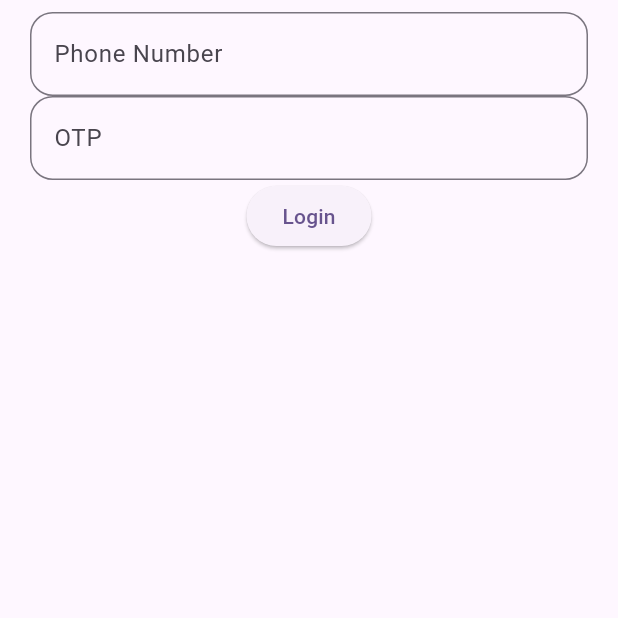
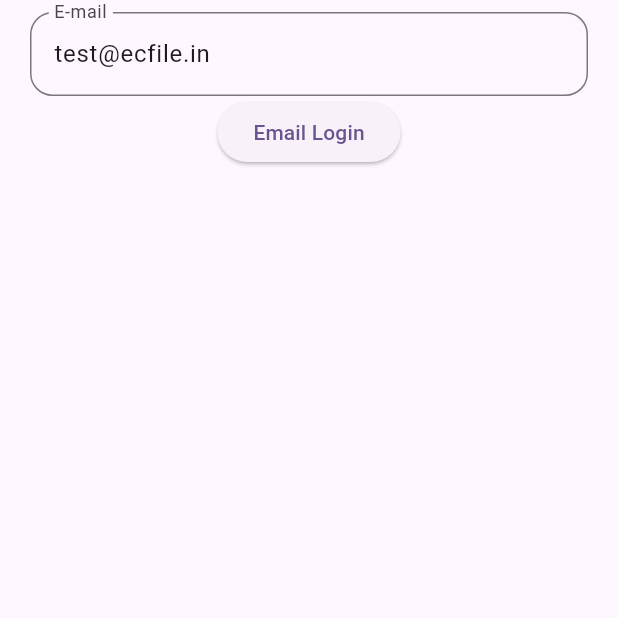
Before and after one commit to MYOUSUFFS/flutterfire, a Flutter app: the screen it shows after launch, on a phone screen of 412 x 824 dp, the top half of it. Run offline on Flutter 3.47's test engine with Material 3 defaults, Android fonts, the phone set to English and light mode, and no system bars; our stand-ins replace firebase_auth, firebase_core; accounts and stored records are empty.

```diff
--- a/lib/main.dart
+++ b/lib/main.dart
@@ -1,3 +1,4 @@
+import 'package:firebase_auth/firebase_auth.dart';
 import 'package:firebase_core/firebase_core.dart';
 import 'package:flutter/material.dart';
 import 'package:flutterfire/screen/auth/auth.dart';
@@ -25,7 +26,7 @@ class MyApp extends StatelessWidget {
         useMaterial3: true,
       ),
       debugShowCheckedModeBanner: false,
-      home: const AppPath(),
+      home: AppPath(),
     );
   }
 }
@@ -33,12 +34,13 @@ class MyApp extends StatelessWidget {
 bool isAuth = false;
 
 class AppPath extends StatelessWidget {
-  const AppPath({super.key});
+  AppPath({super.key});
+  final bool _auth = FirebaseAuth.instance.currentUser != null;
 
   @override
   Widget build(BuildContext context) {
-    if (!isAuth) {
-      return MyLogin();
+    if (!_auth) {
+      return MyEmailPassword();
     } else {
       return const MyHome();
     }
--- a/lib/screen/auth/auth.dart
+++ b/lib/screen/auth/auth.dart
@@ -1,9 +1,10 @@
 import 'package:flutter/material.dart';
-import 'package:flutterfire/screen/utils/my_style.dart';
+import 'package:flutterfire/controller/auth.dart';
+import 'package:flutterfire/screen/utils/utils.dart';
 
 class MyLogin extends StatelessWidget {
   MyLogin({super.key});
-  final _fKey = GlobalKey<FormState>();
+  final _formKey = GlobalKey<FormState>();
   final phone = TextEditingController();
   final otp = TextEditingController();
 
@@ -11,7 +12,7 @@ class MyLogin extends StatelessWidget {
   Widget build(BuildContext context) {
     return Scaffold(
       body: Form(
-        key: _fKey,
+        key: _formKey,
         child: SafeArea(
           child: Padding(
             padding: const EdgeInsets.symmetric(horizontal: 20, vertical: 8),
@@ -19,6 +20,7 @@ class MyLogin extends StatelessWidget {
               children: [
                 TextFormField(
                   controller: phone,
+                  keyboardType: TextInputType.phone,
                   decoration:
                       MyStyle().myInputDecoration(lable: "Phone Number"),
                 ),
@@ -26,7 +28,56 @@ class MyLogin extends StatelessWidget {
                   controller: otp,
                   decoration: MyStyle().myInputDecoration(lable: "OTP"),
                 ),
-                ElevatedButton(onPressed: () {}, child: const Text("Login")),
+                ElevatedButton(
+                    onPressed: () {
+                      if (_formKey.currentState!.validate()) {
+                        AuthController(context: context).login(phone.text);
+                      }
+                    },
+                    child: const Text("Login")),
+              ],
+            ),
+          ),
+        ),
+      ),
+    );
+  }
+}
+
+class MyEmailPassword extends StatelessWidget {
+  MyEmailPassword({super.key});
+  final _formKey = GlobalKey<FormState>();
+  final email = TextEditingController(text: "test@ecfile.in");
+  // final password = TextEditingController();
+
+  @override
+  Widget build(BuildContext context) {
+    return Scaffold(
+      body: Form(
+        key: _formKey,
+        child: SafeArea(
+          child: Padding(
+            padding: const EdgeInsets.symmetric(horizontal: 20, vertical: 8),
+            child: Column(
+              children: [
+                TextFormField(
+                  controller: email,
+                  keyboardType: TextInputType.emailAddress,
+                  decoration: MyStyle().myInputDecoration(lable: "E-mail"),
+                ),
+                // TextFormField(
+                //   controller: password,
+                //   decoration: MyStyle().myInputDecoration(lable: "Password"),
+                // ),
+                ElevatedButton(
+                  onPressed: () async {
+                    if (_formKey.currentState!.validate()) {
+                      await AuthController(context: context)
+                          .signInOnFlutter(email.text);
+                    }
+                  },
+                  child: const Text("Email Login"),
+                ),
               ],
             ),
           ),
@@ -38,7 +89,7 @@ class MyLogin extends StatelessWidget {
 
 class MyReg extends StatelessWidget {
   MyReg({super.key});
-  final _fKey = GlobalKey<FormState>();
+  final _formKey = GlobalKey<FormState>();
   final name = TextEditingController();
   final phone = TextEditingController();
   final email = TextEditingController();
@@ -48,7 +99,7 @@ class MyReg extends StatelessWidget {
   Widget build(BuildContext context) {
     return Scaffold(
       body: Form(
-        key: _fKey,
+        key: _formKey,
         child: SafeArea(
           child: Padding(
             padding: const EdgeInsets.symmetric(horizontal: 20, vertical: 8),
--- a/lib/screen/utils/my_style.dart
+++ /dev/null
@@ -1,10 +0,0 @@
-import 'package:flutter/material.dart';
-
-class MyStyle {
-  InputDecoration myInputDecoration({String? lable}) => InputDecoration(
-        labelText: lable,
-        border: OutlineInputBorder(
-          borderRadius: BorderRadius.circular(15),
-        ),
-      );
-}
--- /dev/null
+++ b/lib/screen/utils/utils.dart
@@ -0,0 +1,23 @@
+import 'package:flutter/material.dart';
+
+class MyStyle {
+  InputDecoration myInputDecoration({String? lable}) => InputDecoration(
+        labelText: lable,
+        border: OutlineInputBorder(
+          borderRadius: BorderRadius.circular(15),
+        ),
+      );
+}
+
+class MyToast {
+  MyToast({required this.context});
+
+  final BuildContext context;
+
+  void show(String? message) {
+    ScaffoldMessenger.of(context).showSnackBar(SnackBar(
+      duration: const Duration(minutes: 1),
+      content: Text("$message"), // Display error message
+    ));
+  }
+}
--- a/pubspec.yaml
+++ b/pubspec.yaml
@@ -37,6 +37,8 @@ dependencies:
   cupertino_icons: ^1.0.2
   shared_preferences: ^2.2.2
   firebase_core: ^2.25.4
+  firebase_auth: ^4.17.4
+  http: ^1.2.0
 
 dev_dependencies:
   flutter_test:
```
Also changed, not shown: lib/controller/auth.dart (added, +70 -0 lines), lib/screen/myhome.dart (+37 -5 lines), pubspec.lock, 3 other files.
